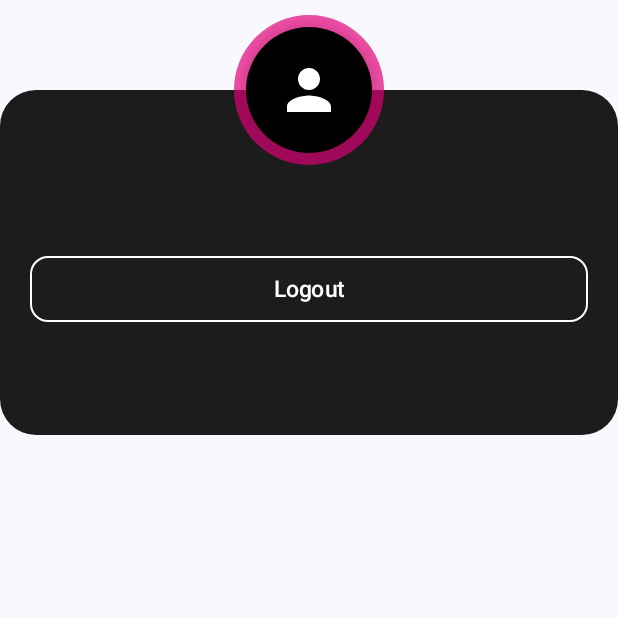
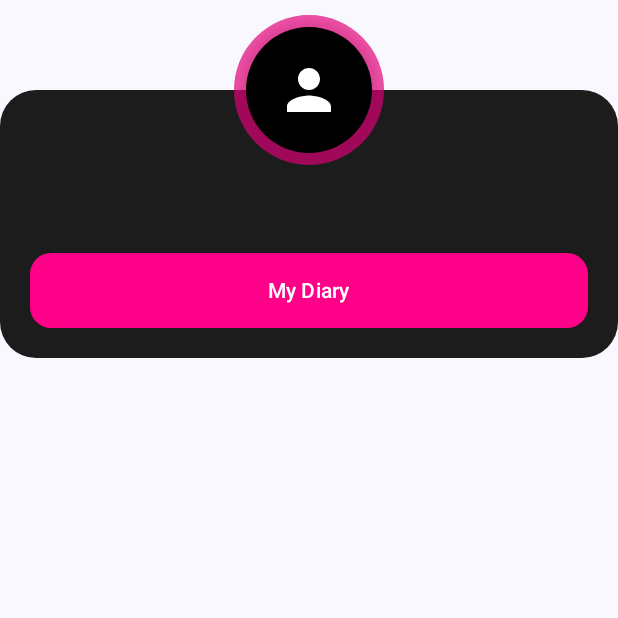
Before and after one commit to onyou-sub/PracticSing, an Android app built with Jetpack Compose: the composable ProfileCard called with empty values, on a phone screen of 412 x 824 dp, the top half of it. Run offline under Robolectric (Android 15) with nearby library versions, the phone set to English and light mode, and no system bars; pictures from the network do not load; Roboto replaces fonts that are not available here.

Commit message:
refactor: MyPage more prettier

```diff
--- a/app/src/main/java/com/example/practicsing/ui/my/components/ProfileCard.kt
+++ b/app/src/main/java/com/example/practicsing/ui/my/components/ProfileCard.kt
@@ -26,11 +26,12 @@ import androidx.compose.ui.text.font.FontWeight
 import androidx.compose.ui.unit.sp
 import androidx.compose.foundation.BorderStroke
 
+// file: ProfileCard.kt
 @Composable
 fun ProfileCard(
     userName: String,
     profileImageUrl: String? = null,
-    onLogout: () -> Unit
+    onDiaryClick: () -> Unit
 ) {
 
     Box(
@@ -38,23 +39,24 @@ fun ProfileCard(
         contentAlignment = Alignment.TopCenter
     ) {
 
-        // 1️⃣ 회색 카드(프레임)
+        // 회색 카드 영역
         Column(
             modifier = Modifier
-                .padding(top = 60.dp)          // ← 아바타가 카드 안으로 들어오도록 공간 확보
+                .padding(top = 60.dp)
                 .fillMaxWidth()
-                .height(230.dp)               // ← 카드 높이 증가 (필수)
+                .wrapContentHeight() // ❗ 높이를 자동 맞추게 변경
                 .clip(RoundedCornerShape(24.dp))
-                .background(Color(0xFF1C1C1C)) // 좀 더 부드러운 어두운 회색
+                .background(Color(0xFF1C1C1C))
                 .padding(
-                    top = 70.dp,              // ← 아바타와 콘텐츠 간 간격
+                    top = 70.dp,
                     start = 20.dp,
                     end = 20.dp,
-                    bottom = 24.dp
+                    bottom = 20.dp // 🔽 기존보다 작게(24 → 20)
                 ),
             horizontalAlignment = Alignment.CenterHorizontally
         ) {
 
+            // 유저 이름
             Text(
                 text = userName,
                 color = MainText,
@@ -62,28 +64,30 @@ fun ProfileCard(
                 fontWeight = FontWeight.Bold
             )
 
-            Spacer(Modifier.height(22.dp))
+            Spacer(Modifier.height(20.dp))
 
-            OutlinedButton(
-                onClick = onLogout,
+            // 🔥 핑크색 꽉 찬 버튼: Singing Diary
+            Button(
+                onClick = onDiaryClick,
                 modifier = Modifier
                     .fillMaxWidth()
-                    .height(44.dp),
-                border = BorderStroke(1.dp, MainText),
-                shape = RoundedCornerShape(12.dp),
-                colors = ButtonDefaults.outlinedButtonColors(
-                    containerColor = Color.Transparent,
-                    contentColor = MainText
+                    .height(50.dp),
+                shape = RoundedCornerShape(14.dp),
+                colors = ButtonDefaults.buttonColors(
+                    containerColor = PinkAccent,
+                    contentColor = Color.White
                 )
             ) {
-                Text("Logout", fontSize = 15.sp)
+                Text(
+                    text = "My Diary",
+                    style = Typography.labelLarge
+                )
             }
         }
 
-        // 2️⃣ 핑크 링 + 프로필 아바타 (카드 위에 “완전히” 겹치기)
+        // 아바타
         Box(
-            modifier = Modifier
-                .offset(y = 10.dp)            // ← 아바타를 카드 안쪽으로 더 내려서 완전히 겹침
+            modifier = Modifier.offset(y = 10.dp)
         ) {
             Box(
                 modifier = Modifier
```
Also changed, not shown: app/src/main/java/com/example/practicsing/ui/my/MyScreen.kt (+74 -79 lines).
